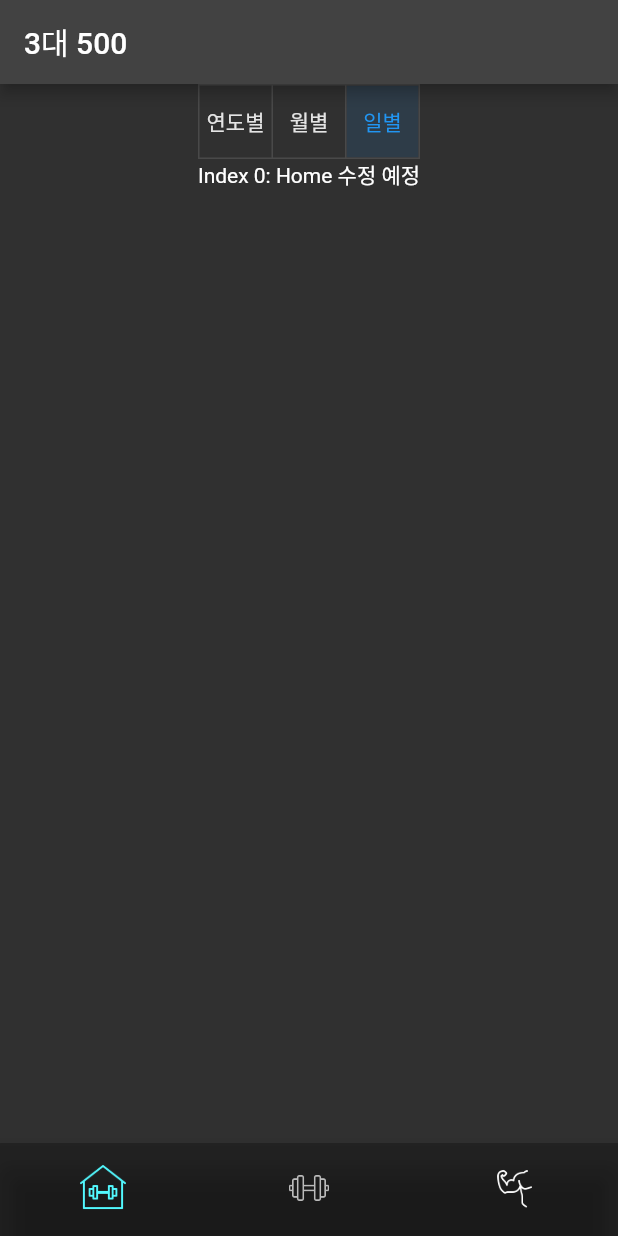
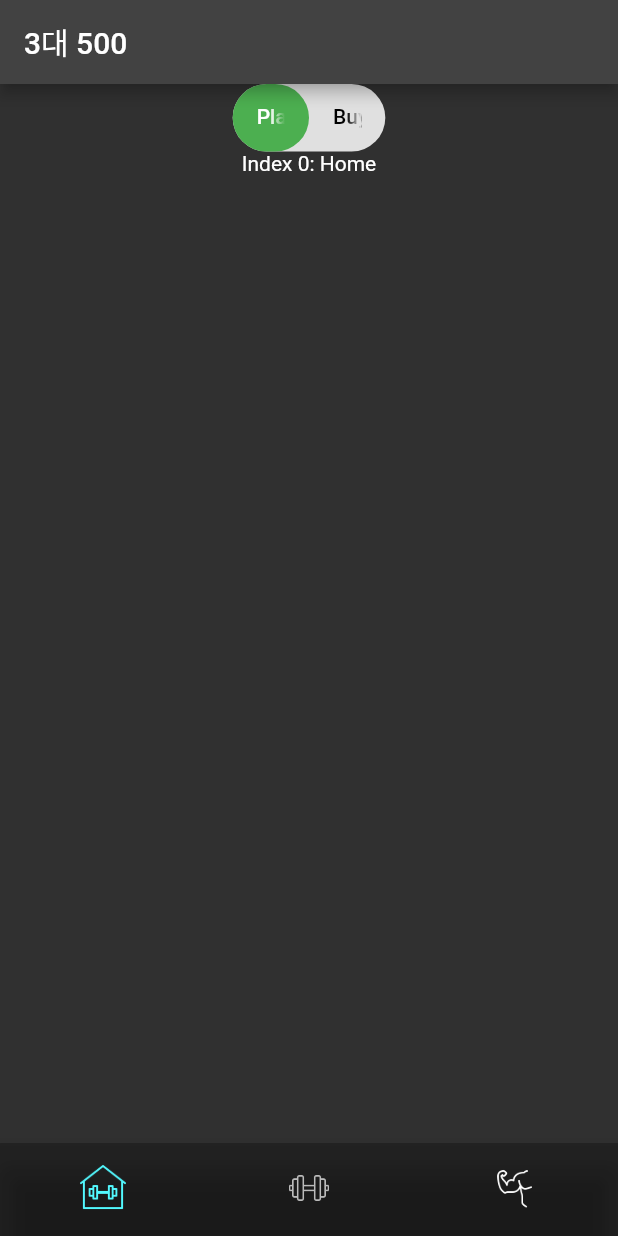
Before and after one commit to mcoding777/Flutter_Health, a Flutter app: the screen it shows after launch, on a phone screen of 412 x 824 dp. Run offline on Flutter 3.47's test engine with Material 2 defaults, Android fonts, the phone set to English and light mode, and no system bars.

Commit message:
refactor: 토글 버튼 코드 수정

```diff
--- /dev/null
+++ b/lib/components/button/day_toggle_button.dart
@@ -0,0 +1,67 @@
+import 'package:flutter/material.dart';
+import 'package:health/models/button.dart';
+
+class DayToggleButton extends StatefulWidget {
+  const DayToggleButton({Key? key}) : super(key: key);
+
+  @override
+  DayToggleButtonState createState() => DayToggleButtonState();
+}
+
+class DayToggleButtonState extends State<DayToggleButton>
+    with SingleTickerProviderStateMixin {
+  late TabController _tabController;
+
+  @override
+  void initState() {
+    _tabController = TabController(length: 2, vsync: this);
+    super.initState();
+  }
+
+  @override
+  void dispose() {
+    super.dispose();
+    _tabController.dispose();
+  }
+
+  @override
+  Widget build(BuildContext context) {
+    return LayoutBuilder(
+      builder: (context, constraints) {
+        return Container(
+          width: (constraints.maxWidth / 4) - (5 / 4),
+          height: 45,
+          decoration: BoxDecoration(
+            color: Colors.grey[300],
+            borderRadius: BorderRadius.circular(
+              25.0,
+            ),
+          ),
+          child: TabBar(
+            controller: _tabController,
+            // give the indicator a decoration (color and border radius)
+            indicator: BoxDecoration(
+              borderRadius: BorderRadius.circular(
+                25.0,
+              ),
+              color: Colors.green,
+            ),
+            labelColor: Colors.white,
+            unselectedLabelColor: Colors.black,
+            tabs: const [
+              // first tab [you can add an icon using the icon property]
+              Tab(
+                text: 'Place Bid',
+              ),
+
+              // second tab [you can add an icon using the icon property]
+              Tab(
+                text: 'Buy Now',
+              ),
+            ],
+          ),
+        );
+      },
+    );
+  }
+}
--- a/lib/components/button/home_view_toggle_button.dart
+++ /dev/null
@@ -1,45 +0,0 @@
-import 'package:flutter/material.dart';
-import 'package:health/models/button.dart';
-
-class HomeViewToggleButton extends StatefulWidget {
-  const HomeViewToggleButton({Key? key}) : super(key: key);
-
-  @override
-  State<HomeViewToggleButton> createState() => _HomeViewToggleButtonState();
-}
-
-class _HomeViewToggleButtonState extends State<HomeViewToggleButton> {
-  List<Button> buttons = <Button>[
-    Button(widget: const Text("연도별"), isSelected: false),
-    Button(widget: const Text("월별"), isSelected: false),
-    Button(widget: const Text("일별"), isSelected: true),
-  ];
-
-  List<Button> updateButtons(int index, Button button) {
-    List<Button> newButtons = [...buttons];
-    newButtons[index] = button;
-    return newButtons;
-  }
-
-  @override
-  Widget build(BuildContext context) {
-    return ToggleButtons(
-      onPressed: (int index) {
-        setState(() {
-          // 각 버튼을 돌면서 isSelected 값 변경하기
-          for (int buttonIndex = 0;
-              buttonIndex < buttons.length;
-              buttonIndex++) {
-            if (buttonIndex == index) {
-              buttons[buttonIndex].isSelected = true;
-            } else {
-              buttons[buttonIndex].isSelected = false;
-            }
-          }
-        });
-      },
-      isSelected: buttons.map((e) => e.isSelected).toList(),
-      children: buttons.map((e) => e.widget).toList(),
-    );
-  }
-}
--- a/lib/screen/home_screen.dart
+++ b/lib/screen/home_screen.dart
@@ -1,6 +1,6 @@
 import 'package:flutter/material.dart';
 
-import '../components/button/home_view_toggle_button.dart';
+import '../components/button/day_toggle_button.dart';
 
 class HomeScreen extends StatefulWidget {
   const HomeScreen({Key? key}) : super(key: key);
@@ -14,8 +14,8 @@ class _HomeScreenState extends State<HomeScreen> {
   Widget build(BuildContext context) {
     return Column(
       children: const [
-        HomeViewToggleButton(),
-        Text('Index 0: Home 수정 예정'),
+        DayToggleButton(),
+        Text('Index 0: Home'),
       ],
     );
   }
```
